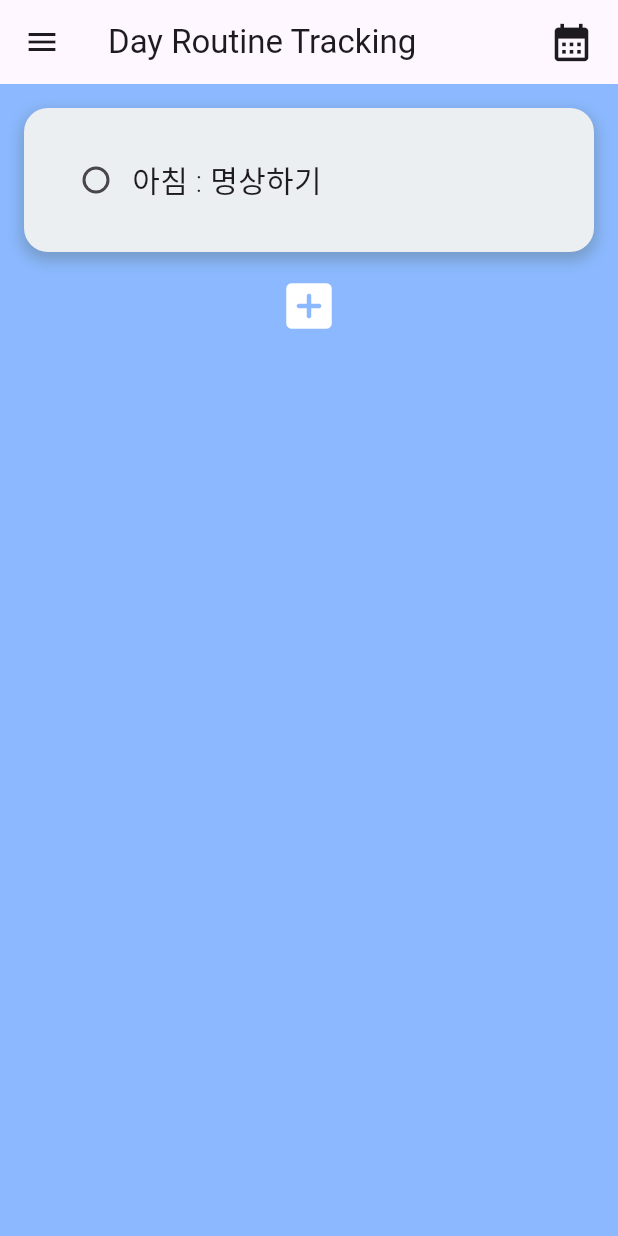
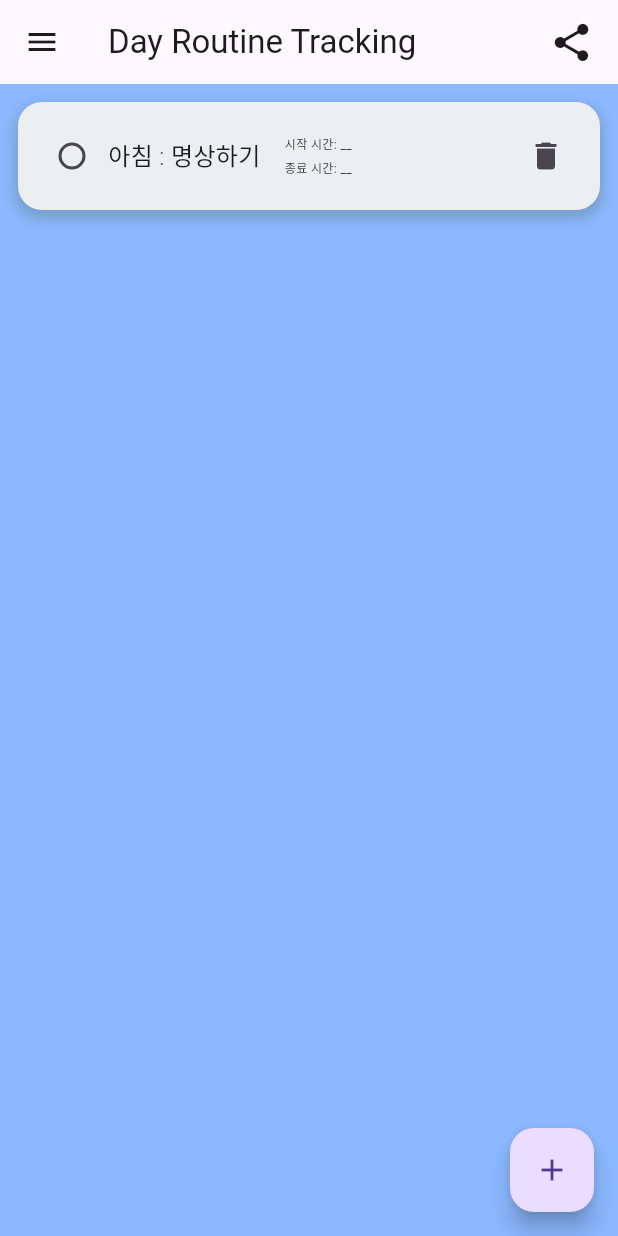
Before and after one commit to croppedeyebrow/flutter_habittracking_app, a Flutter app: the screen it shows after launch, on a phone screen of 412 x 824 dp. Run offline on Flutter 3.47's test engine with Material 3 defaults, Android fonts, the phone set to English and light mode, and no system bars.

Commit message:
습관등록

```diff
--- a/lib/components/habit_tile.dart
+++ b/lib/components/habit_tile.dart
@@ -1,16 +1,22 @@
 import "package:flutter/material.dart";
 
 class HabitTile extends StatefulWidget {
-  const HabitTile(
-      {super.key,
+  const HabitTile({
+    super.key,
     required this.habitName,
     required this.habitCompleted,
-      required this.onTap});
+    required this.onTap,
+    required this.onDelete,
+    required this.startTime,
+    required this.endTime,
+  });
 
   final String habitName;
-
   final bool habitCompleted;
   final Function(bool?) onTap;
+  final VoidCallback onDelete;
+  final String startTime; // 시작 시간
+  final String endTime;
 
   @override
   State<HabitTile> createState() => _HabitTileState();
@@ -29,9 +35,9 @@ class _HabitTileState extends State<HabitTile> {
   @override
   Widget build(BuildContext context) {
     return Padding(
-      padding: const EdgeInsets.all(16.0),
+      padding: const EdgeInsets.all(12.0),
       child: Container(
-        padding: EdgeInsets.all(24),
+        padding: EdgeInsets.all(12),
         decoration: BoxDecoration(
             color: Colors.blueGrey[50],
             borderRadius: BorderRadius.circular(16),
@@ -46,24 +52,45 @@ class _HabitTileState extends State<HabitTile> {
                 ? Border.all(color: Colors.blue, width: 2.8)
                 : null),
         child: Row(
+          mainAxisAlignment: MainAxisAlignment.spaceBetween,
           children: [
             //체크박스
+            Row(
+              children: [
                 Checkbox(
                   value: widget.habitCompleted,
                   onChanged: _handleTap,
                   shape: RoundedRectangleBorder(
                       borderRadius: BorderRadius.circular(14)),
                 ),
-
+                //습관 텍스트 기록
                 Text(
                   widget.habitName,
                   style: TextStyle(
                       fontWeight: FontWeight.w300,
-                  fontSize: 20,
+                      fontSize: 16,
                       decoration: widget.habitCompleted
                           ? TextDecoration.lineThrough
                           : TextDecoration.none),
                 ),
+                SizedBox(width: 16),
+                Column(
+                  children: [
+                    Text(
+                      '시작 시간: ${widget.startTime}', // 시작 시간 표시
+                      style: TextStyle(fontSize: 8),
+                    ),
+                    SizedBox(height: 4),
+                    Text(
+                      '종료 시간: ${widget.endTime}', // 끝 시간 표시
+                      style: TextStyle(fontSize: 8),
+                    ),
+                  ],
+                ),
+              ],
+            ),
+            //습관 제거 버튼.
+            IconButton(onPressed: widget.onDelete, icon: Icon(Icons.delete))
           ],
         ),
       ),
--- a/lib/pages/home_page.dart
+++ b/lib/pages/home_page.dart
@@ -1,6 +1,8 @@
 import 'package:flutter/cupertino.dart';
 import 'package:flutter/material.dart';
 import 'package:flutter/widgets.dart';
+import 'package:flutter_habittracking_app/components/add_habit_page.dart';
+import 'package:intl/intl.dart';
 
 import '../components/habit_drawer.dart';
 import '../components/habit_tile.dart';
@@ -13,71 +15,64 @@ class HomePage extends StatefulWidget {
 }
 
 class _HomePageState extends State<HomePage> {
-  List<Widget> habitTiles = []; // 습관 타일 목록을 관리하는 리스트
+  List<Map<String, dynamic>> habits = []; // 습관 타일 목록을 관리하는 리스트
   bool habitCompleted = false;
 
   @override
   void initState() {
     super.initState();
     // 초기 습관 타일 추가
-    habitTiles.add(createHabitTile("아침 : 명상하기"));
+    habits.add({
+      "name": "아침 : 명상하기",
+      "completed": false,
+    });
   }
 
-  Widget createHabitTile(String habitName) {
+  Widget createHabitTile(Map<String, dynamic> habit) {
+    // 습관 타일 생성 함수
     return HabitTile(
-      habitName: habitName,
-      habitCompleted: habitCompleted,
+      habitName: habit['name'],
+      habitCompleted: habit['completed'],
+      startTime: habit['startTime'] ?? '__', // null 체크
+      endTime: habit['endTime'] ?? '__', // null 체크
       onTap: (value) {
         setState(() {
-          habitCompleted = !habitCompleted;
+          habit['completed'] = !habit['completed']; // 습관 완료 상태 토글
         });
-        print("$habitName 체크박스 클릭");
+        print("${habit['name']} 체크박스 클릭"); // 콘솔에 로그 출력
+      },
+      onDelete: () {
+        setState(() {
+          habits.remove(habit);
+        });
+        print("습관삭제");
       },
     );
   }
 
-  void addHabitTile(String habitName) {
+  void addHabitTile(String habitName, DateTime startTime, DateTime endTime) {
+    // 새 습관 타일 추가 함수
     setState(() {
-      habitTiles.add(createHabitTile(habitName));
+      habits.add({
+        "name": habitName,
+        "completed": false,
+        "startTime": DateFormat('yyyy-MM-dd - kk:mm').format(startTime),
+        "endTime": DateFormat('yyyy-MM-dd - kk:mm').format(endTime)
+      }); // 새 습관을 리스트에 추가
     });
   }
 
-  Future<void> showAddHabitDialog() async {
-    TextEditingController habitController = TextEditingController();
-    return showDialog<void>(
-      context: context,
-      barrierDismissible: false, // 다이얼로그 바깥을 터치해도 닫히지 않음
-      builder: (BuildContext context) {
-        return AlertDialog(
-          title: Text('새 습관 추가'),
-          content: TextField(
-            controller: habitController,
-            decoration: InputDecoration(hintText: "습관 이름을 입력하세요"),
-          ),
-          actions: <Widget>[
-            TextButton(
-              child: Text('취소'),
-              onPressed: () {
-                Navigator.of(context).pop();
-              },
-            ),
-            TextButton(
-              child: Text('추가'),
-              onPressed: () {
-                if (habitController.text.isNotEmpty) {
-                  addHabitTile(habitController.text);
-                  Navigator.of(context).pop();
-                }
-              },
-            ),
-          ],
-        );
-      },
+  void navigateToAddHabitPage() {
+    Navigator.of(context).push(
+      MaterialPageRoute(
+        builder: (context) => AddHabitPage(onAddHabit: addHabitTile),
+      ),
     );
   }
 
   @override
   Widget build(BuildContext context) {
+    // 위젯 빌드 함수
     return Scaffold(
       backgroundColor: Color.fromARGB(255, 139, 184, 255),
       appBar: AppBar(
@@ -87,25 +82,19 @@ class _HomePageState extends State<HomePage> {
             Text("Day Routine Tracking"),
             Spacer(),
             Icon(
-              Icons.calendar_month,
+              Icons.share,
               size: 30,
             )
           ],
         ),
       ),
-      drawer: HabitDrawer(),
+      drawer: HabitDrawer(), // 습관 관리용 드로어 위젯
       body: ListView(
-        children: [
-          ...habitTiles, // 습관 타일 목록을 확장하여 추가
-          GestureDetector(
-            onTap: showAddHabitDialog, // 아이콘 클릭 시 새 습관 타일 추가
-            child: Icon(
-              Icons.add_box_rounded,
-              size: 40,
-              color: Colors.white,
-            ),
-          ),
-        ],
+          children: habits.map((habit) => createHabitTile(habit)).toList()),
+      floatingActionButton: FloatingActionButton(
+        onPressed: navigateToAddHabitPage,
+        child: Icon(Icons.add),
+        tooltip: '습관 추가',
       ),
     );
   }
--- a/pubspec.yaml
+++ b/pubspec.yaml
@@ -30,6 +30,7 @@ environment:
 dependencies:
   flutter:
     sdk: flutter
+  intl: ^0.19.0
 
   # The following adds the Cupertino Icons font to your application.
   # Use with the CupertinoIcons class for iOS style icons.
```
Also changed, not shown: lib/components/add_habit_page.dart (added, +115 -0 lines), lib/components/habit_calender.dart (added), pubspec.lock. Lines whose indentation alone changed are shown as unchanged.
